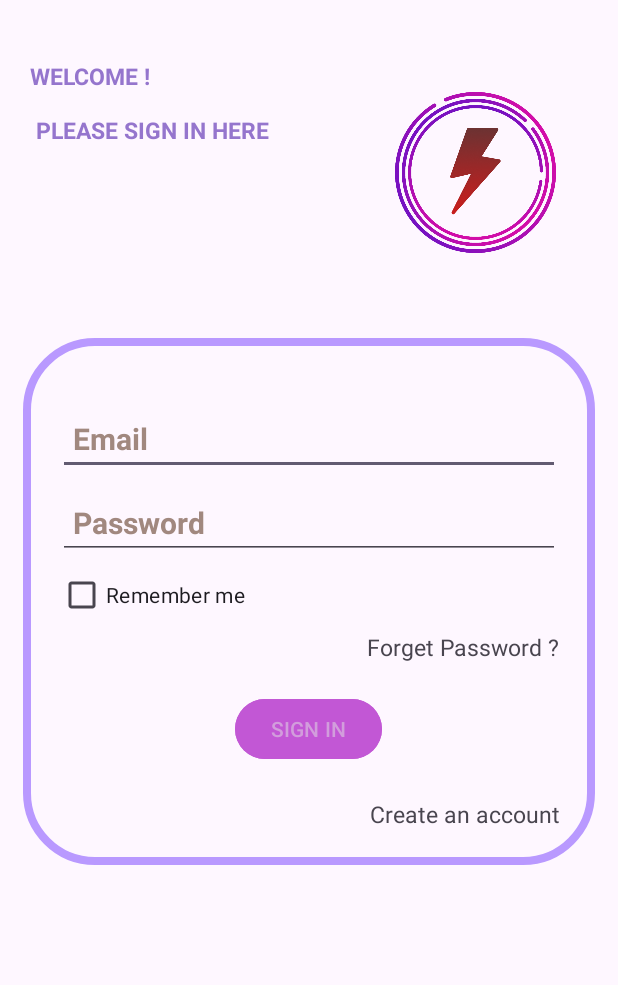
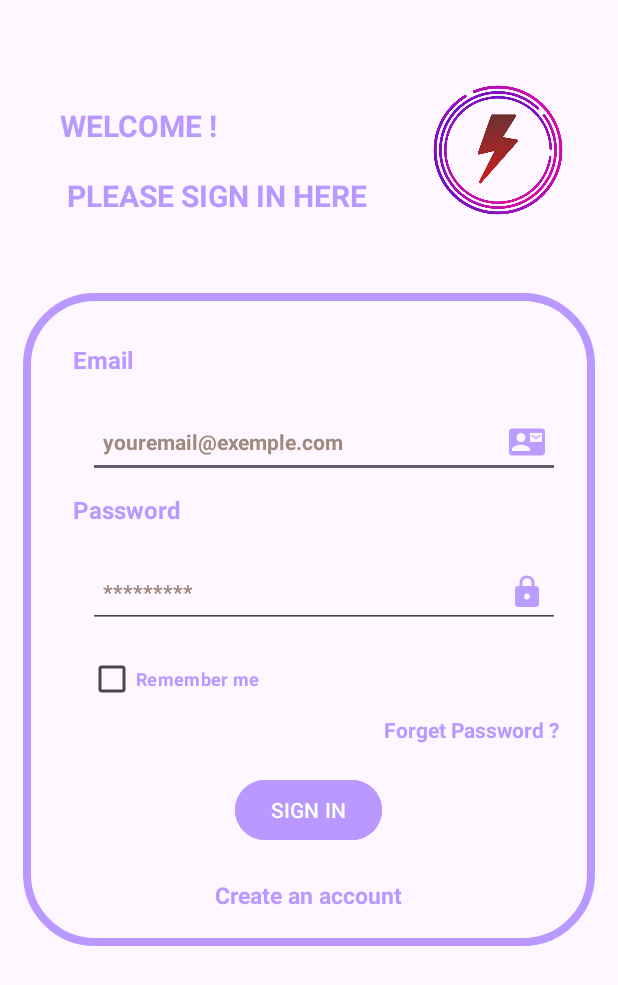
Before and after one commit to chiheb-naili1/signIn-signUp-android, an Android app: the screen it shows after launch (SignInActivity), on a phone screen of 412 x 824 dp. Shown: the top 985 px of the screen. Run offline under Robolectric (Android 15) with nearby library versions, the phone set to English and light mode, and no system bars.

Commit message:
UI design authentification done

```diff
--- /dev/null
+++ b/app/src/main/res/drawable/ic_card.xml
@@ -0,0 +1,5 @@
+<vector android:alpha="0.96" android:height="24dp"
+    android:tint="#000000" android:viewportHeight="24"
+    android:viewportWidth="24" android:width="24dp" xmlns:android="http://schemas.android.com/apk/res/android">
+    <path android:fillColor="@android:color/white" android:pathData="M20,4L4,4c-1.11,0 -1.99,0.89 -1.99,2L2,18c0,1.11 0.89,2 2,2h16c1.11,0 2,-0.89 2,-2L22,6c0,-1.11 -0.89,-2 -2,-2zM20,18L4,18v-6h16v6zM20,8L4,8L4,6h16v2z"/>
+</vector>
--- /dev/null
+++ b/app/src/main/res/drawable/ic_lock.xml
@@ -0,0 +1,5 @@
+<vector android:alpha="0.96" android:height="24dp"
+    android:tint="#000000" android:viewportHeight="24"
+    android:viewportWidth="24" android:width="24dp" xmlns:android="http://schemas.android.com/apk/res/android">
+    <path android:fillColor="@android:color/white" android:pathData="M18,8h-1L17,6c0,-2.76 -2.24,-5 -5,-5S7,3.24 7,6v2L6,8c-1.1,0 -2,0.9 -2,2v10c0,1.1 0.9,2 2,2h12c1.1,0 2,-0.9 2,-2L20,10c0,-1.1 -0.9,-2 -2,-2zM12,17c-1.1,0 -2,-0.9 -2,-2s0.9,-2 2,-2 2,0.9 2,2 -0.9,2 -2,2zM15.1,8L8.9,8L8.9,6c0,-1.71 1.39,-3.1 3.1,-3.1 1.71,0 3.1,1.39 3.1,3.1v2z"/>
+</vector>
--- /dev/null
+++ b/app/src/main/res/drawable/ic_mail.xml
@@ -0,0 +1,5 @@
+<vector android:alpha="0.96" android:height="24dp"
+    android:tint="#000000" android:viewportHeight="24"
+    android:viewportWidth="24" android:width="24dp" xmlns:android="http://schemas.android.com/apk/res/android">
+    <path android:fillColor="@android:color/white" android:pathData="M21,8L21,7l-3,2 -3,-2v1l3,2 3,-2zM22,3L2,3C0.9,3 0,3.9 0,5v14c0,1.1 0.9,2 2,2h20c1.1,0 1.99,-0.9 1.99,-2L24,5c0,-1.1 -0.9,-2 -2,-2zM8,6c1.66,0 3,1.34 3,3s-1.34,3 -3,3 -3,-1.34 -3,-3 1.34,-3 3,-3zM14,18L2,18v-1c0,-2 4,-3.1 6,-3.1s6,1.1 6,3.1v1zM22,12h-8L14,6h8v6z"/>
+</vector>
--- /dev/null
+++ b/app/src/main/res/drawable/ic_name.xml
@@ -0,0 +1,5 @@
+<vector android:alpha="0.96" android:height="24dp"
+    android:tint="#000000" android:viewportHeight="24"
+    android:viewportWidth="24" android:width="24dp" xmlns:android="http://schemas.android.com/apk/res/android">
+    <path android:fillColor="@android:color/white" android:pathData="M12,5.9c1.16,0 2.1,0.94 2.1,2.1s-0.94,2.1 -2.1,2.1S9.9,9.16 9.9,8s0.94,-2.1 2.1,-2.1m0,9c2.97,0 6.1,1.46 6.1,2.1v1.1L5.9,18.1L5.9,17c0,-0.64 3.13,-2.1 6.1,-2.1M12,4C9.79,4 8,5.79 8,8s1.79,4 4,4 4,-1.79 4,-4 -1.79,-4 -4,-4zM12,13c-2.67,0 -8,1.34 -8,4v3h16v-3c0,-2.66 -5.33,-4 -8,-4z"/>
+</vector>
--- /dev/null
+++ b/app/src/main/res/drawable/ic_phone.xml
@@ -0,0 +1,5 @@
+<vector android:alpha="0.96" android:height="24dp"
+    android:tint="#000000" android:viewportHeight="24"
+    android:viewportWidth="24" android:width="24dp" xmlns:android="http://schemas.android.com/apk/res/android">
+    <path android:fillColor="@android:color/white" android:pathData="M16,1L8,1C6.34,1 5,2.34 5,4v16c0,1.66 1.34,3 3,3h8c1.66,0 3,-1.34 3,-3L19,4c0,-1.66 -1.34,-3 -3,-3zM14,21h-4v-1h4v1zM17.25,18L6.75,18L6.75,4h10.5v14z"/>
+</vector>
--- a/app/src/main/res/layout/activity_sign_in.xml
+++ b/app/src/main/res/layout/activity_sign_in.xml
@@ -16,22 +16,25 @@
             android:id="@+id/textView"
             android:layout_width="wrap_content"
             android:layout_height="wrap_content"
-            android:layout_marginStart="20sp"
-            android:layout_marginTop="20sp"
-            android:layout_marginEnd="20sp"
+            android:layout_marginStart="40sp"
+            android:layout_marginTop="50sp"
+            android:layout_marginEnd="50sp"
             android:layout_marginBottom="20sp"
+            android:textStyle="bold"
+
             android:text="WELCOME ! \n \n PLEASE SIGN IN HERE"
-            android:textColor="#9575CD"
-            android:textSize="15sp"
-            android:textStyle="bold" />
+            android:textColor="@color/colorApp"
+            android:textSize="20sp" />
 
         <ImageView
-            android:layout_width="150dp"
-            android:layout_height="150dp"
-            android:layout_alignParentEnd="true"
-            android:layout_margin="20dp"
-            android:src="@drawable/img"
-            android:contentDescription="@string/todo" />
+            android:layout_width="120dp"
+            android:layout_height="120dp"
+            android:layout_alignParentRight="true"
+            android:layout_marginStart="20dp"
+            android:layout_marginTop="20dp"
+            android:layout_marginEnd="20dp"
+            android:layout_marginBottom="20dp"
+            android:src="@drawable/img" />
 
 
     </RelativeLayout>
@@ -43,39 +46,64 @@
         android:background="@drawable/shape"
         android:orientation="vertical"
         android:padding="23sp">
-
+<TextView
+    android:layout_width="wrap_content"
+    android:layout_height="wrap_content"
+    android:text="Email"
+    android:textColor="@color/colorApp"
+    android:textSize="16sp"
+    android:textStyle="bold"
+    android:layout_margin="10sp"/>
         <EditText
             android:layout_width="match_parent"
             android:layout_height="wrap_content"
-            android:layout_marginTop="20sp"
-            android:hint="@string/email"
+            android:layout_marginTop="10sp"
+            android:hint="youremail@exemple.com"
+            android:layout_marginLeft="20sp"
             android:inputType="textEmailAddress"
             android:minHeight="48dp"
+            android:drawableRight="@drawable/ic_mail"
+            android:drawableTint="@color/colorApp"
             android:padding="10sp"
             android:textColorHint="#A1887F"
-            android:textSize="20sp"
+            android:textSize="14sp"
             android:textStyle="bold"
             android:autofillHints="" />
-
+        <TextView
+            android:layout_width="wrap_content"
+            android:layout_height="wrap_content"
+            android:text="Password"
+            android:textColor="@color/colorApp"
+            android:textSize="16sp"
+            android:textStyle="bold"
+            android:layout_margin="10sp"/>
         <EditText
             android:id="@+id/editTextPassword"
             style="@style/ThemeOverlay.Material3.TextInputEditText.OutlinedBox"
             android:layout_width="match_parent"
             android:layout_height="wrap_content"
-            android:layout_marginTop="8sp"
-            android:hint="@string/password"
+            android:layout_marginTop="10sp"
+            android:hint="*********"
             android:inputType="textPassword"
             android:minHeight="48dp"
+            android:layout_marginLeft="20sp"
+            android:drawableRight="@drawable/ic_lock"
+            android:drawableTint="@color/colorApp"
             android:padding="10sp"
             android:textColorHint="#A1887F"
-            android:textSize="20sp"
+            android:textSize="14sp"
             android:textStyle="bold"
             android:autofillHints="" />
 
         <CheckBox
             android:layout_width="wrap_content"
             android:layout_height="wrap_content"
-            android:text="@string/remember_me"/>
+            android:text="@string/remember_me"
+            android:textSize="12sp"
+            android:layout_marginTop="10sp"
+            android:layout_marginLeft="20sp"
+            android:textColor="@color/colorApp"
+            android:textStyle="bold"/>
 
         <TextView
             android:id="@+id/forgetPass"
@@ -83,8 +111,10 @@
             android:layout_height="wrap_content"
             android:layout_gravity="right"
             android:text="Forget Password ?"
-            android:textSize="15sp"
-            tools:ignore="RtlHardcoded" />
+            android:textSize="14sp"
+            android:textColor="@color/colorApp"
+            tools:ignore="RtlHardcoded"
+            android:textStyle="bold"/>
 
         <Button
             android:id="@+id/signIn"
@@ -92,10 +122,9 @@
             android:layout_height="wrap_content"
             android:layout_gravity="center"
             android:layout_marginTop="20sp"
-            android:backgroundTint="#C257D5"
-            android:textColor="#D29DDC"
-            android:text="SIGN IN"
-            app:cornerRadius="200sp"/>
+            android:backgroundTint="@color/colorApp"
+            android:textColor="@color/white"
+            android:text="SIGN IN" />
 
 
 <TextView
@@ -105,7 +134,9 @@
     android:text="Create an account"
     android:textSize="15sp"
     android:layout_marginTop="22sp"
-    android:layout_gravity="right"/>
+    android:layout_gravity="center"
+    android:textColor="@color/colorApp"
+    android:textStyle="bold" />
     </LinearLayout>
 
 
```
Also changed, not shown: app/src/main/res/layout/activity_sign_up.xml (+34 -11 lines).
